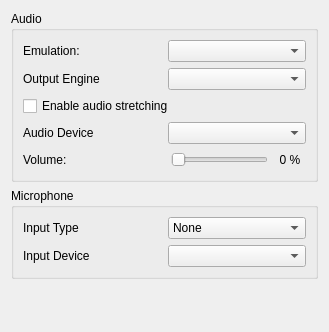
The window that src/citra_qt/configuration/configure_audio.ui (rtiangha/Lemonade) describes before a commit, drawn with Qt 5.
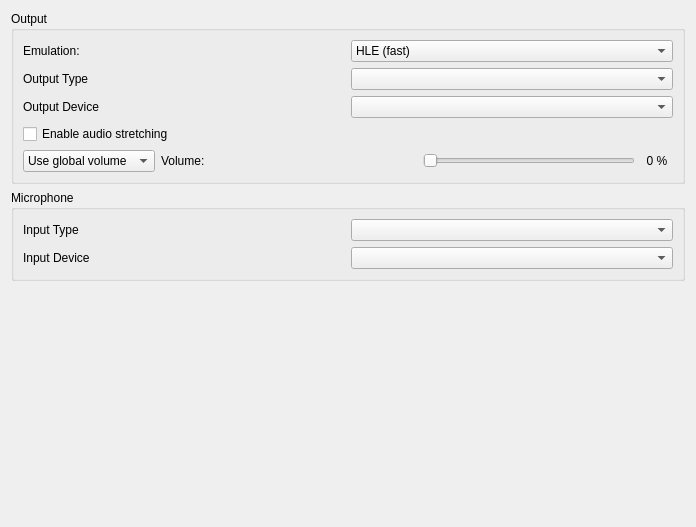
The same window after the commit.

The edit to the form file:
```diff
--- a/src/citra_qt/configuration/configure_audio.ui
+++ b/src/citra_qt/configuration/configure_audio.ui
@@ -6,19 +6,29 @@
    <rect>
     <x>0</x>
     <y>0</y>
-    <width>329</width>
-    <height>332</height>
+    <width>696</width>
+    <height>527</height>
    </rect>
   </property>
   <layout class="QVBoxLayout">
    <item>
     <widget class="QGroupBox" name="groupBox">
      <property name="title">
-      <string>Audio</string>
+      <string>Output</string>
      </property>
      <layout class="QVBoxLayout">
       <item>
+      <widget class="QWidget" name="widget_emulation" native="true">
        <layout class="QHBoxLayout" name="horizontalLayout_emulation">
+            <property name="leftMargin">
+            <number>0</number>
+            </property>
+            <property name="topMargin">
+            <number>0</number>
+            </property>
+            <property name="rightMargin">
+            <number>0</number>
+            </property>
         <property name="bottomMargin">
          <number>0</number>
         </property>
@@ -30,21 +40,48 @@
          </widget>
         </item>
         <item>
-         <widget class="QComboBox" name="emulation_combo_box"/>
-        </item>
-       </layout>
+            <widget class="QComboBox" name="emulation_combo_box">
+            <item>
+            <property name="text">
+                <string>HLE (fast)</string>
+            </property>
+            </item>
+            <item>
+            <property name="text">
+                <string>LLE (accurate)</string>
+            </property>
+            </item>
+            <item>
+            <property name="text">
+                <string>LLE multi-core</string>
+            </property>
+            </item>
+            </widget>
+            </item>
+        </layout>
+       </widget>
       </item>
       <item>
-       <layout class="QHBoxLayout">
-        <item>
-         <widget class="QLabel" name="label1">
+       <layout class="QGridLayout" name="output_layout" columnstretch="1,1">
+        <item row="0" column="0">
+         <widget class="QLabel" name="output_type_label">
           <property name="text">
-           <string>Output Engine</string>
+           <string>Output Type</string>
           </property>
          </widget>
         </item>
-        <item>
-         <widget class="QComboBox" name="output_sink_combo_box"/>
+        <item row="0" column="1">
+         <widget class="QComboBox" name="output_type_combo_box"/>
+        </item>
+        <item row="1" column="0">
+         <widget class="QLabel" name="output_device_label">
+          <property name="text">
+           <string>Output Device</string>
+          </property>
+         </widget>
+        </item>
+        <item row="1" column="1">
+         <widget class="QComboBox" name="output_device_combo_box"/>
         </item>
        </layout>
       </item>
@@ -59,26 +96,36 @@
        </widget>
       </item>
       <item>
-       <layout class="QHBoxLayout">
-        <item>
-         <widget class="QLabel" name="label2">
-          <property name="text">
-           <string>Audio Device</string>
-          </property>
-         </widget>
-        </item>
-        <item>
-         <widget class="QComboBox" name="audio_device_combo_box"/>
-        </item>
-       </layout>
-      </item>
-      <item>
+       <widget class="QWidget" name="volume_layout" native="true">
        <layout class="QHBoxLayout" name="horizontalLayout_2">
+         <property name="leftMargin">
+          <number>0</number>
+         </property>
         <property name="topMargin">
          <number>0</number>
         </property>
+         <property name="rightMargin">
+          <number>0</number>
+         </property>
+         <property name="bottomMargin">
+          <number>0</number>
+         </property>
         <item>
-         <widget class="QLabel" name="label">
+          <widget class="QComboBox" name="volume_combo_box">
+           <item>
+            <property name="text">
+             <string>Use global volume</string>
+            </property>
+           </item>
+           <item>
+            <property name="text">
+             <string>Set volume:</string>
+            </property>
+           </item>
+          </widget>
+         </item>
+         <item>
+          <widget class="QLabel" name="volume_label">
           <property name="text">
            <string>Volume:</string>
           </property>
@@ -91,7 +138,7 @@
           </property>
           <property name="sizeHint" stdset="0">
            <size>
-            <width>40</width>
+             <width>30</width>
             <height>20</height>
            </size>
           </property>
@@ -109,7 +156,7 @@
            <number>100</number>
           </property>
           <property name="pageStep">
-           <number>10</number>
+            <number>5</number>
           </property>
           <property name="orientation">
            <enum>Qt::Horizontal</enum>
@@ -133,6 +180,7 @@
          </widget>
         </item>
        </layout>
+       </widget>
       </item>
      </layout>
     </widget>
@@ -142,52 +190,28 @@
      <property name="title">
       <string>Microphone</string>
      </property>
-     <layout class="QVBoxLayout" name="verticalLayout">
-      <item>
-       <layout class="QHBoxLayout" name="horizontalLayout">
-        <item>
-         <widget class="QLabel" name="label_2">
+     <layout class="QGridLayout" name="input_inner_layout" columnstretch="1,1">
+      <item row="0" column="0">
+       <widget class="QLabel" name="input_type_label">
           <property name="text">
            <string>Input Type</string>
           </property>
          </widget>
         </item>
-        <item>
-         <widget class="QComboBox" name="input_type_combo_box">
-          <item>
-           <property name="text">
-            <string>None</string>
-           </property>
-          </item>
-          <item>
-           <property name="text">
-            <string>Real Device</string>
-           </property>
-          </item>
-          <item>
-           <property name="text">
-            <string>Static Noise</string>
-           </property>
-          </item>
-         </widget>
-        </item>
-       </layout>
-      </item>
-      <item>
-       <layout class="QHBoxLayout" name="horizontalLayout_3">
-        <item>
-         <widget class="QLabel" name="label_3">
+      <item row="0" column="1">
+       <widget class="QComboBox" name="input_type_combo_box"/>
+      </item>
+      <item row="1" column="0">
+       <widget class="QLabel" name="input_device_label">
           <property name="text">
            <string>Input Device</string>
           </property>
          </widget>
         </item>
-        <item>
+      <item row="1" column="1">
          <widget class="QComboBox" name="input_device_combo_box"/>
         </item>
        </layout>
-      </item>
-     </layout>
     </widget>
    </item>
    <item>
```
Left out of the diff: 11 changed lines with no effect on the pictures. Lines whose indentation alone changed are shown as unchanged.
